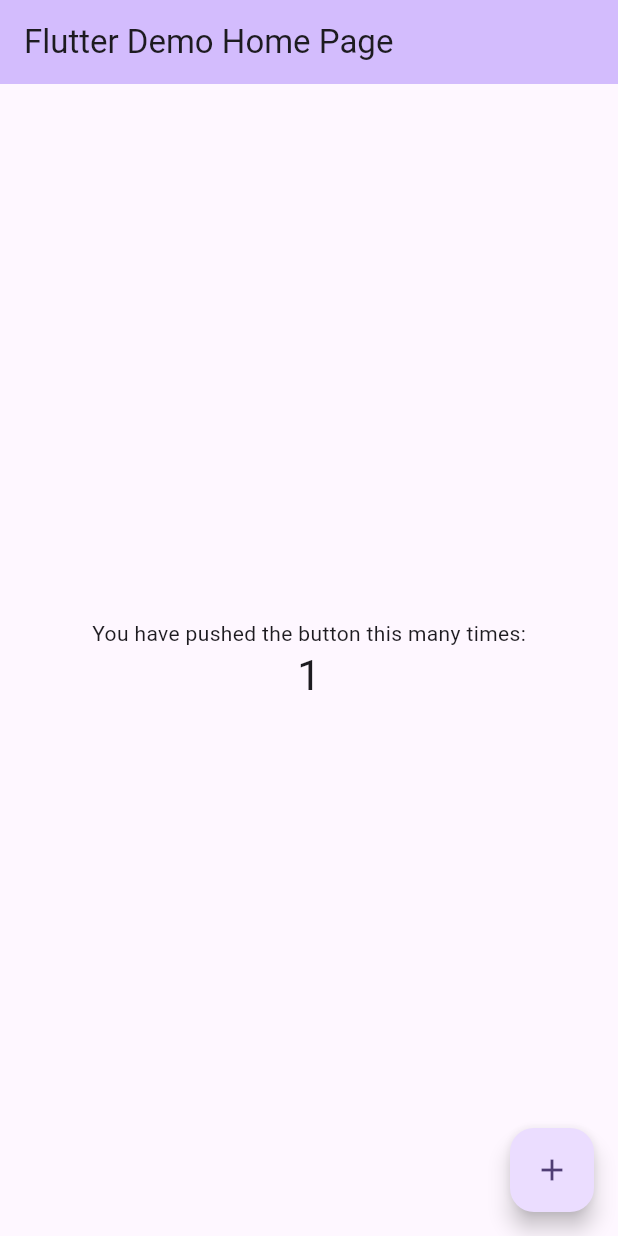
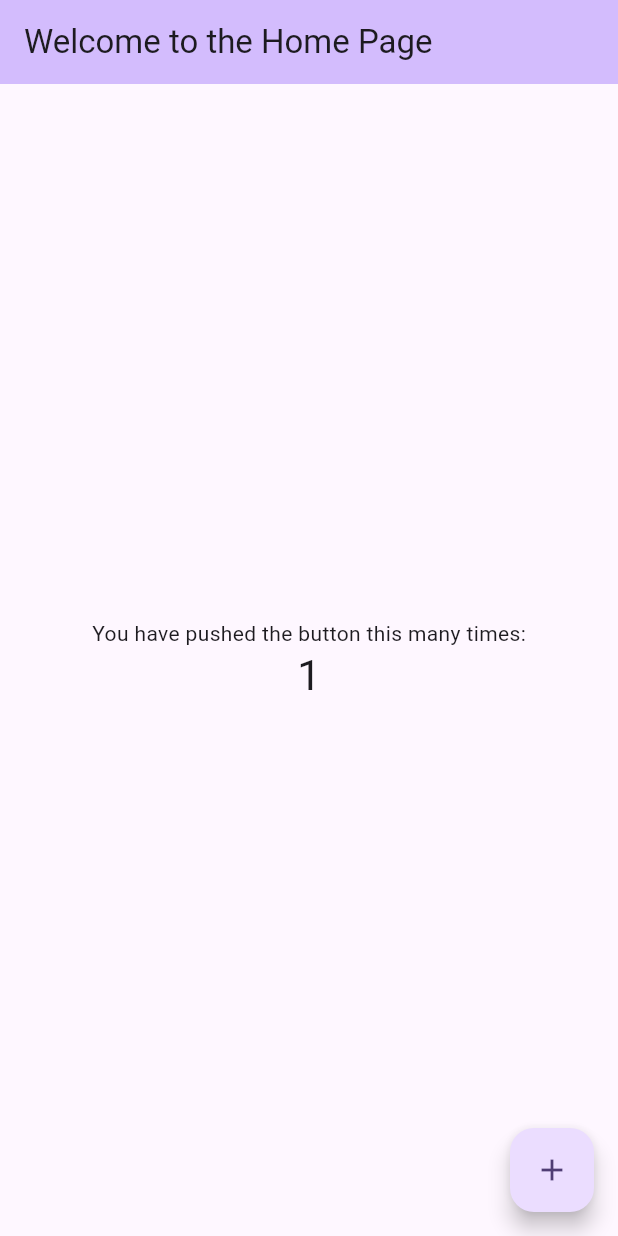
Before and after one commit to Dapontes-Noar/flutter-core-clean-mvvm, a Flutter app: the screen it shows after launch, after a tap on the "add" icon, on a phone screen of 412 x 824 dp. Run offline on Flutter 3.47's test engine with Material 3 defaults, Android fonts, the phone set to English and light mode, and no system bars; our stand-ins replace dio, get_it, go_router, injectable; generated files the repository leaves out were written again.

Commit message:
Add internationalization support with English and Spanish localizations

````diff
--- /dev/null
+++ b/l10n.yaml
@@ -0,0 +1,7 @@
+arb-dir: lib/l10n
+template-arb-file: app_en.arb
+output-localization-file: app_localizations.dart
+output-class: AppLocalizations
+preferred-supported-locales:
+  - en
+  - es
--- /dev/null
+++ b/lib/core/utils/extensions/context_extensions.dart
@@ -0,0 +1,14 @@
+import 'package:flutter/widgets.dart';
+import 'package:flutter_core_clean_mvvm/l10n/app_localizations.dart';
+
+extension LocalizationExtension on BuildContext {
+  AppLocalizations get l10n {
+    final localizations = AppLocalizations.of(this);
+    if (localizations == null) {
+      throw Exception(
+        'AppLocalizations is not initialized for the current context.',
+      );
+    }
+    return localizations;
+  }
+}
--- /dev/null
+++ b/lib/l10n/app_en.arb
@@ -0,0 +1,5 @@
+{
+  "@@locale": "en",
+  "homeTitle": "Welcome to the Home Page",
+  "counterMessage": "You have pushed the button this many times:"
+}
--- /dev/null
+++ b/lib/l10n/app_es.arb
@@ -0,0 +1,5 @@
+{
+  "@@locale": "es",
+  "homeTitle": "Bienvenido a la página de inicio",
+  "counterMessage": "Has presionado el botón estas veces:"
+}
--- /dev/null
+++ b/lib/l10n/app_localizations.dart
@@ -0,0 +1,146 @@
+import 'dart:async';
+
+import 'package:flutter/foundation.dart';
+import 'package:flutter/widgets.dart';
+import 'package:flutter_localizations/flutter_localizations.dart';
+import 'package:intl/intl.dart' as intl;
+
+import 'app_localizations_en.dart';
+import 'app_localizations_es.dart';
+
+// ignore_for_file: type=lint
+
+/// Callers can lookup localized strings with an instance of AppLocalizations
+/// returned by `AppLocalizations.of(context)`.
+///
+/// Applications need to include `AppLocalizations.delegate()` in their app's
+/// `localizationDelegates` list, and the locales they support in the app's
+/// `supportedLocales` list. For example:
+///
+/// ```dart
+/// import 'l10n/app_localizations.dart';
+///
+/// return MaterialApp(
+///   localizationsDelegates: AppLocalizations.localizationsDelegates,
+///   supportedLocales: AppLocalizations.supportedLocales,
+///   home: MyApplicationHome(),
+/// );
+/// ```
+///
+/// ## Update pubspec.yaml
+///
+/// Please make sure to update your pubspec.yaml to include the following
+/// packages:
+///
+/// ```yaml
+/// dependencies:
+///   # Internationalization support.
+///   flutter_localizations:
+///     sdk: flutter
+///   intl: any # Use the pinned version from flutter_localizations
+///
+///   # Rest of dependencies
+/// ```
+///
+/// ## iOS Applications
+///
+/// iOS applications define key application metadata, including supported
+/// locales, in an Info.plist file that is built into the application bundle.
+/// To configure the locales supported by your app, you’ll need to edit this
+/// file.
+///
+/// First, open your project’s ios/Runner.xcworkspace Xcode workspace file.
+/// Then, in the Project Navigator, open the Info.plist file under the Runner
+/// project’s Runner folder.
+///
+/// Next, select the Information Property List item, select Add Item from the
+/// Editor menu, then select Localizations from the pop-up menu.
+///
+/// Select and expand the newly-created Localizations item then, for each
+/// locale your application supports, add a new item and select the locale
+/// you wish to add from the pop-up menu in the Value field. This list should
+/// be consistent with the languages listed in the AppLocalizations.supportedLocales
+/// property.
+abstract class AppLocalizations {
+  AppLocalizations(String locale)
+    : localeName = intl.Intl.canonicalizedLocale(locale.toString());
+
+  final String localeName;
+
+  static AppLocalizations? of(BuildContext context) {
+    return Localizations.of<AppLocalizations>(context, AppLocalizations);
+  }
+
+  static const LocalizationsDelegate<AppLocalizations> delegate =
+      _AppLocalizationsDelegate();
+
+  /// A list of this localizations delegate along with the default localizations
+  /// delegates.
+  ///
+  /// Returns a list of localizations delegates containing this delegate along with
+  /// GlobalMaterialLocalizations.delegate, GlobalCupertinoLocalizations.delegate,
+  /// and GlobalWidgetsLocalizations.delegate.
+  ///
+  /// Additional delegates can be added by appending to this list in
+  /// MaterialApp. This list does not have to be used at all if a custom list
+  /// of delegates is preferred or required.
+  static const List<LocalizationsDelegate<dynamic>> localizationsDelegates =
+      <LocalizationsDelegate<dynamic>>[
+        delegate,
+        GlobalMaterialLocalizations.delegate,
+        GlobalCupertinoLocalizations.delegate,
+        GlobalWidgetsLocalizations.delegate,
+      ];
+
+  /// A list of this localizations delegate's supported locales.
+  static const List<Locale> supportedLocales = <Locale>[
+    Locale('en'),
+    Locale('es'),
+  ];
+
+  /// No description provided for @homeTitle.
+  ///
+  /// In en, this message translates to:
+  /// **'Welcome to the Home Page'**
+  String get homeTitle;
+
+  /// No description provided for @counterMessage.
+  ///
+  /// In en, this message translates to:
+  /// **'You have pushed the button this many times:'**
+  String get counterMessage;
+}
+
+class _AppLocalizationsDelegate
+    extends LocalizationsDelegate<AppLocalizations> {
+  const _AppLocalizationsDelegate();
+
+  @override
+  Future<AppLocalizations> load(Locale locale) {
+    return SynchronousFuture<AppLocalizations>(lookupAppLocalizations(locale));
+  }
+
+  @override
+  bool isSupported(Locale locale) =>
+      <String>['en', 'es'].contains(locale.languageCode);
+
+  @override
+  bool shouldReload(_AppLocalizationsDelegate old) => false;
+}
+
+AppLocalizations lookupAppLocalizations(Locale locale) {
+  // Lookup logic when only language code is specified.
+  switch (locale.languageCode) {
+    case 'en':
+      return AppLocalizationsEn();
+    case 'es':
+      return AppLocalizationsEs();
+  }
+
+  throw FlutterError(
+    'AppLocalizations.delegate failed to load unsupported locale "$locale". This is likely '
+    'an issue with the localizations generation tool. Please file an issue '
+    'on GitHub with a reproducible sample app and the gen-l10n configuration '
+    'that was used.',
+  );
+}
--- /dev/null
+++ b/lib/l10n/app_localizations_en.dart
@@ -0,0 +1,16 @@
+// ignore: unused_import
+import 'package:intl/intl.dart' as intl;
+import 'app_localizations.dart';
+
+// ignore_for_file: type=lint
+
+/// The translations for English (`en`).
+class AppLocalizationsEn extends AppLocalizations {
+  AppLocalizationsEn([String locale = 'en']) : super(locale);
+
+  @override
+  String get homeTitle => 'Welcome to the Home Page';
+
+  @override
+  String get counterMessage => 'You have pushed the button this many times:';
+}
--- /dev/null
+++ b/lib/l10n/app_localizations_es.dart
@@ -0,0 +1,16 @@
+// ignore: unused_import
+import 'package:intl/intl.dart' as intl;
+import 'app_localizations.dart';
+
+// ignore_for_file: type=lint
+
+/// The translations for Spanish Castilian (`es`).
+class AppLocalizationsEs extends AppLocalizations {
+  AppLocalizationsEs([String locale = 'es']) : super(locale);
+
+  @override
+  String get homeTitle => 'Bienvenido a la página de inicio';
+
+  @override
+  String get counterMessage => 'Has presionado el botón estas veces:';
+}
--- a/lib/main.dart
+++ b/lib/main.dart
@@ -1,4 +1,6 @@
 import 'package:flutter/material.dart';
+import 'package:flutter_core_clean_mvvm/core/utils/extensions/context_extensions.dart';
+import 'package:flutter_core_clean_mvvm/l10n/app_localizations.dart';
 import 'package:go_router/go_router.dart';
 import 'core/di/injector.dart';
 
@@ -20,15 +22,15 @@ class MyApp extends StatelessWidget {
       theme: ThemeData(
         colorScheme: ColorScheme.fromSeed(seedColor: Colors.deepPurple),
       ),
+      localizationsDelegates: AppLocalizations.localizationsDelegates,
+      supportedLocales: AppLocalizations.supportedLocales,
       routerConfig: router,
     );
   }
 }
 
 class MyHomePage extends StatefulWidget {
-  final String title;
-
-  const MyHomePage({super.key, this.title = 'Flutter Demo Home Page'});
+  const MyHomePage({super.key});
 
   @override
   State<MyHomePage> createState() => _MyHomePageState();
@@ -48,13 +50,13 @@ class _MyHomePageState extends State<MyHomePage> {
     return Scaffold(
       appBar: AppBar(
         backgroundColor: Theme.of(context).colorScheme.inversePrimary,
-        title: Text(widget.title),
+        title: Text(context.l10n.homeTitle),
       ),
       body: Center(
         child: Column(
           mainAxisAlignment: MainAxisAlignment.center,
           children: <Widget>[
-            const Text('You have pushed the button this many times:'),
+            Text(context.l10n.counterMessage),
             Text(
               '$_counter',
               style: Theme.of(context).textTheme.headlineMedium,
````
Also changed, not shown: pubspec.yaml (+4 -4 lines), 1 other file.
